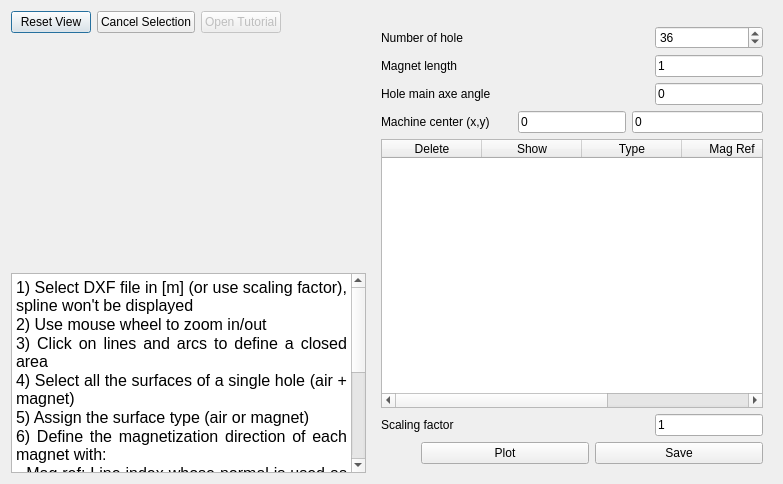
Eomys/pyleecan, file pyleecan/GUI/Dxf/DXF_Hole.ui: the form before one commit.
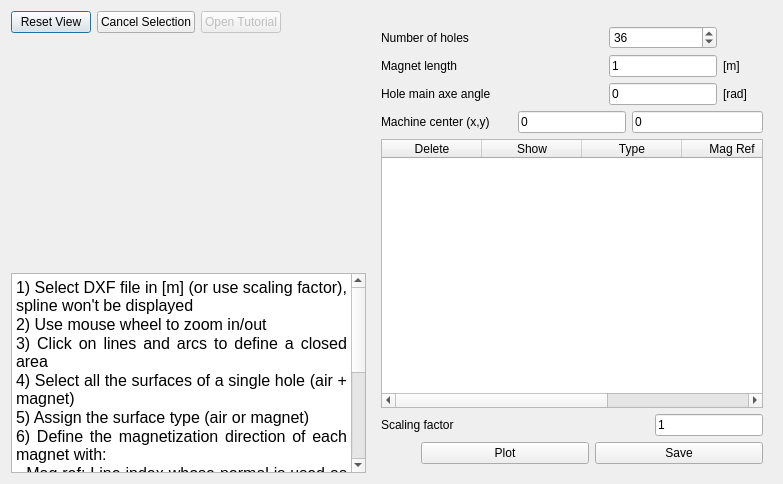
The form after the commit. Icons and pictures are not drawn. Custom widgets are drawn as their Qt base class.

The edit to the form file:
```diff
--- a/pyleecan/GUI/Dxf/DXF_Hole.ui
+++ b/pyleecan/GUI/Dxf/DXF_Hole.ui
@@ -134,13 +134,10 @@
       </item>
       <item>
        <layout class="QGridLayout" name="gridLayout">
-        <property name="sizeConstraint">
-         <enum>QLayout::SetMinimumSize</enum>
-        </property>
         <item row="0" column="0">
          <widget class="QLabel" name="in_zh">
           <property name="text">
-           <string>Number of hole</string>
+           <string>Number of holes</string>
           </property>
          </widget>
         </item>
@@ -186,6 +183,19 @@
           </property>
          </widget>
         </item>
+        <item row="1" column="2">
+         <widget class="QLabel" name="unit_mag_len">
+          <property name="maximumSize">
+           <size>
+            <width>40</width>
+            <height>16777215</height>
+           </size>
+          </property>
+          <property name="text">
+           <string>[m]</string>
+          </property>
+         </widget>
+        </item>
         <item row="2" column="0">
          <widget class="QLabel" name="in_axe_angle">
           <property name="text">
@@ -206,6 +216,13 @@
           </property>
          </widget>
         </item>
+        <item row="2" column="2">
+         <widget class="QLabel" name="unit_axe_angle">
+          <property name="text">
+           <string>[rad]</string>
+          </property>
+         </widget>
+        </item>
        </layout>
       </item>
       <item>
```
Left out of the diff: 24 changed lines with no effect on the pictures.
